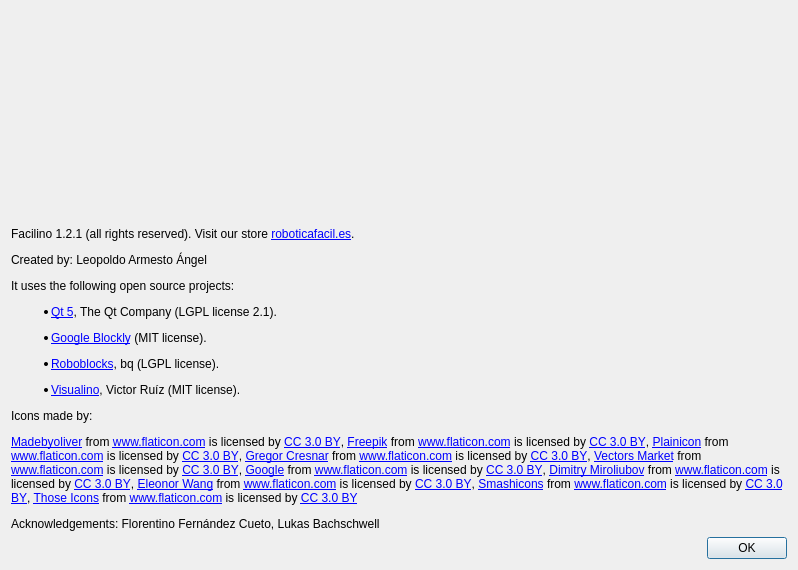
Qt form src/aboutdialog.ui (roboticafacil/facilino) before a commit.
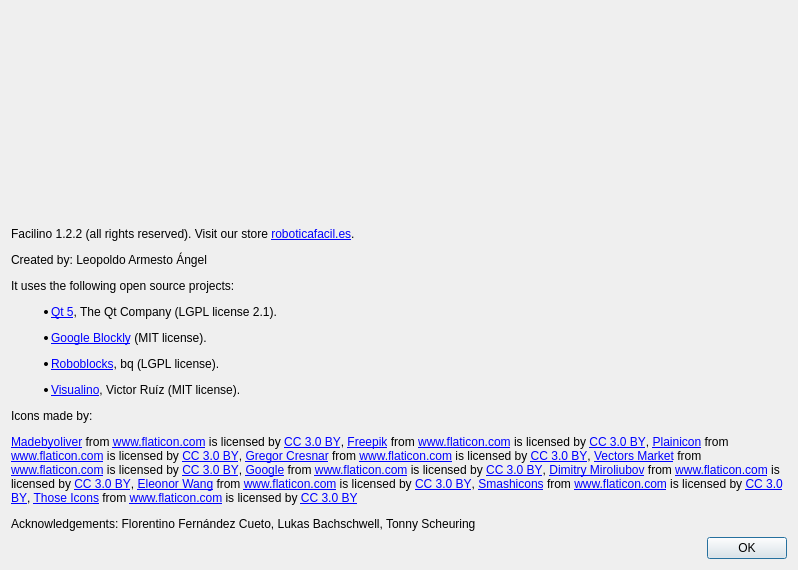
The same form after that commit. Icons and pictures are not drawn.

Diff of the .ui file:
```diff
--- a/src/aboutdialog.ui
+++ b/src/aboutdialog.ui
@@ -39,7 +39,7 @@
    <item>
     <widget class="QLabel" name="label_4">
      <property name="text">
-      <string>&lt;html&gt;&lt;head/&gt;&lt;body&gt;&lt;p&gt;Facilino 1.2.1 (all rights reserved). Visit our store &lt;a href=&quot;https://roboticafacil.es&quot;&gt;&lt;span style=&quot; text-decoration: underline; color:#0000ff;&quot;&gt;roboticafacil.es&lt;/span&gt;&lt;/a&gt;.&lt;/p&gt;&lt;p&gt;Created by: Leopoldo Armesto Ángel&lt;/p&gt;&lt;p&gt;It uses the following open source projects:&lt;/p&gt;&lt;ul style=&quot;margin-top: 0px; margin-bottom: 0px; margin-left: 0px; margin-right: 0px; -qt-list-indent: 1;&quot;&gt;&lt;li style=&quot; margin-top:12px; margin-bottom:0px; margin-left:0px; margin-right:0px; -qt-block-indent:0; text-indent:0px;&quot;&gt;&lt;a href=&quot;http://www.qt.io/&quot;&gt;&lt;span style=&quot; text-decoration: underline; color:#0000ff;&quot;&gt;Qt 5&lt;/span&gt;&lt;/a&gt;, The Qt Company (LGPL license 2.1).&lt;/li&gt;&lt;li style=&quot; margin-top:12px; margin-bottom:0px; margin-left:0px; margin-right:0px; -qt-block-indent:0; text-indent:0px;&quot;&gt;&lt;a href=&quot;https://developers.google.com/blockly/&quot;&gt;&lt;span style=&quot; text-decoration: underline; color:#0000ff;&quot;&gt;Google Blockly&lt;/span&gt;&lt;/a&gt; (MIT license).&lt;/li&gt;&lt;li style=&quot; margin-top:12px; margin-bottom:0px; margin-left:0px; margin-right:0px; -qt-block-indent:0; text-indent:0px;&quot;&gt;&lt;a href=&quot;https://github.com/bq/roboblocks&quot;&gt;&lt;span style=&quot; text-decoration: underline; color:#0000ff;&quot;&gt;Roboblocks&lt;/span&gt;&lt;/a&gt;, bq (LGPL license).&lt;/li&gt;&lt;li style=&quot; margin-top:12px; margin-bottom:0px; margin-left:0px; margin-right:0px; -qt-block-indent:0; text-indent:0px;&quot;&gt;&lt;a href=&quot;http://visualino.net&quot;&gt;&lt;span style=&quot; text-decoration: underline; color:#0000ff;&quot;&gt;Visualino&lt;/span&gt;&lt;/a&gt;, Victor Ruíz (MIT license).&lt;/li&gt;&lt;/ul&gt;&lt;p&gt;Icons made by:&lt;/p&gt;&lt;p&gt;&lt;a href=&quot; http://www.flaticon.com/authors/madebyoliver&quot;&gt;&lt;span style=&quot; text-decoration: underline; color:#0000ff;&quot;&gt;Madebyoliver&lt;/span&gt;&lt;/a&gt; from &lt;a href=&quot; http://www.flaticon.com&quot;&gt;&lt;span style=&quot; text-decoration: underline; color:#0000ff;&quot;&gt;www.flaticon.com&lt;/span&gt;&lt;/a&gt; is licensed by &lt;a href=&quot;http://creativecommons.org/licenses/by/3.0/&quot;&gt;&lt;span style=&quot; text-decoration: underline; color:#0000ff;&quot;&gt;CC 3.0 BY&lt;/span&gt;&lt;/a&gt;, &lt;a href=&quot;http://www.freepik.com&quot;&gt;&lt;span style=&quot; text-decoration: underline; color:#0000ff;&quot;&gt;Freepik&lt;/span&gt;&lt;/a&gt; from &lt;a href=&quot; http://www.flaticon.com&quot;&gt;&lt;span style=&quot; text-decoration: underline; color:#0000ff;&quot;&gt;www.flaticon.com&lt;/span&gt;&lt;/a&gt; is licensed by &lt;a href=&quot;http://creativecommons.org/licenses/by/3.0/&quot;&gt;&lt;span style=&quot; text-decoration: underline; color:#0000ff;&quot;&gt;CC 3.0 BY&lt;/span&gt;&lt;/a&gt;, &lt;a href=&quot;http://www.flaticon.com/authors/plainicon&quot;&gt;&lt;span style=&quot; text-decoration: underline; color:#0000ff;&quot;&gt;Plainicon&lt;/span&gt;&lt;/a&gt; from &lt;a href=&quot; http://www.flaticon.com&quot;&gt;&lt;span style=&quot; text-decoration: underline; color:#0000ff;&quot;&gt;www.flaticon.com&lt;/span&gt;&lt;/a&gt; is licensed by &lt;a href=&quot;http://creativecommons.org/licenses/by/3.0/&quot;&gt;&lt;span style=&quot; text-decoration: underline; color:#0000ff;&quot;&gt;CC 3.0 BY&lt;/span&gt;&lt;/a&gt;, &lt;a href=&quot;http://www.flaticon.com/authors/gregor-cresnar&quot;&gt;&lt;span style=&quot; text-decoration: underline; color:#0000ff;&quot;&gt;Gregor Cresnar&lt;/span&gt;&lt;/a&gt; from &lt;a href=&quot; http://www.flaticon.com&quot;&gt;&lt;span style=&quot; text-decoration: underline; color:#0000ff;&quot;&gt;www.flaticon.com&lt;/span&gt;&lt;/a&gt; is licensed by &lt;a href=&quot;http://creativecommons.org/licenses/by/3.0/&quot;&gt;&lt;span style=&quot; text-decoration: underline; color:#0000ff;&quot;&gt;CC 3.0 BY&lt;/span&gt;&lt;/a&gt;, &lt;a href=&quot;http://www.flaticon.com/authors/vectors-market&quot;&gt;&lt;span style=&quot; text-decoration: underline; color:#0000ff;&quot;&gt;Vectors Market&lt;/span&gt;&lt;/a&gt; from &lt;a href=&quot; http://www.flaticon.com&quot;&gt;&lt;span style=&quot; text-decoration: underline; color:#0000ff;&quot;&gt;www.flaticon.com&lt;/span&gt;&lt;/a&gt; is licensed by &lt;a href=&quot;http://creativecommons.org/licenses/by/3.0/&quot;&gt;&lt;span style=&quot; text-decoration: underline; color:#0000ff;&quot;&gt;CC 3.0 BY&lt;/span&gt;&lt;/a&gt;, &lt;a href=&quot; http://www.flaticon.com/authors/google&quot;&gt;&lt;span style=&quot; text-decoration: underline; color:#0000ff;&quot;&gt;Google&lt;/span&gt;&lt;/a&gt; from &lt;a href=&quot; http://www.flaticon.com&quot;&gt;&lt;span style=&quot; text-decoration: underline; color:#0000ff;&quot;&gt;www.flaticon.com&lt;/span&gt;&lt;/a&gt; is licensed by &lt;a href=&quot;http://creativecommons.org/licenses/by/3.0/&quot;&gt;&lt;span style=&quot; text-decoration: underline; color:#0000ff;&quot;&gt;CC 3.0 BY&lt;/span&gt;&lt;/a&gt;, &lt;a href=&quot;http://www.flaticon.com/authors/dimitry-miroliubov&quot;&gt;&lt;span style=&quot; text-decoration: underline; color:#0000ff;&quot;&gt;Dimitry Miroliubov&lt;/span&gt;&lt;/a&gt; from &lt;a href=&quot;http://www.flaticon.com&quot;&gt;&lt;span style=&quot; text-decoration: underline; color:#0000ff;&quot;&gt;www.flaticon.com&lt;/span&gt;&lt;/a&gt; is licensed by &lt;a href=&quot;http://creativecommons.org/licenses/by/3.0/&quot;&gt;&lt;span style=&quot; text-decoration: underline; color:#0000ff;&quot;&gt;CC 3.0 BY&lt;/span&gt;&lt;/a&gt;, &lt;a href=&quot; https://www.flaticon.com/authors/eleonor-wang&quot;&gt;&lt;span style=&quot; text-decoration: underline; color:#0000ff;&quot;&gt;Eleonor Wang&lt;/span&gt;&lt;/a&gt; from &lt;a href=&quot;http://www.flaticon.com&quot;&gt;&lt;span style=&quot; text-decoration: underline; color:#0000ff;&quot;&gt;www.flaticon.com&lt;/span&gt;&lt;/a&gt; is licensed by &lt;a href=&quot;http://creativecommons.org/licenses/by/3.0/&quot;&gt;&lt;span style=&quot; text-decoration: underline; color:#0000ff;&quot;&gt;CC 3.0 BY&lt;/span&gt;&lt;/a&gt;, &lt;a href=&quot;https://www.flaticon.com/authors/smashicons&quot;&gt;&lt;span style=&quot; text-decoration: underline; color:#0000ff;&quot;&gt;Smashicons&lt;/span&gt;&lt;/a&gt; from &lt;a href=&quot;http://www.flaticon.com&quot;&gt;&lt;span style=&quot; text-decoration: underline; color:#0000ff;&quot;&gt;www.flaticon.com&lt;/span&gt;&lt;/a&gt; is licensed by &lt;a href=&quot;http://creativecommons.org/licenses/by/3.0/&quot;&gt;&lt;span style=&quot; text-decoration: underline; color:#0000ff;&quot;&gt;CC 3.0 BY&lt;/span&gt;&lt;/a&gt;, &lt;a href=&quot;https://www.flaticon.com/authors/those-icons&quot;&gt;&lt;span style=&quot; text-decoration: underline; color:#0000ff;&quot;&gt;Those Icons&lt;/span&gt;&lt;/a&gt; from &lt;a href=&quot;http://www.flaticon.com&quot;&gt;&lt;span style=&quot; text-decoration: underline; color:#0000ff;&quot;&gt;www.flaticon.com&lt;/span&gt;&lt;/a&gt; is licensed by &lt;a href=&quot;http://creativecommons.org/licenses/by/3.0/&quot;&gt;&lt;span style=&quot; text-decoration: underline; color:#0000ff;&quot;&gt;CC 3.0 BY&lt;/span&gt;&lt;/a&gt;&lt;/p&gt;&lt;p&gt;Acknowledgements: Florentino Fernández Cueto, Lukas Bachschwell&lt;/p&gt;&lt;/body&gt;&lt;/html&gt;</string>
+      <string>&lt;html&gt;&lt;head/&gt;&lt;body&gt;&lt;p&gt;Facilino 1.2.2 (all rights reserved). Visit our store &lt;a href=&quot;https://roboticafacil.es&quot;&gt;&lt;span style=&quot; text-decoration: underline; color:#0000ff;&quot;&gt;roboticafacil.es&lt;/span&gt;&lt;/a&gt;.&lt;/p&gt;&lt;p&gt;Created by: Leopoldo Armesto Ángel&lt;/p&gt;&lt;p&gt;It uses the following open source projects:&lt;/p&gt;&lt;ul style=&quot;margin-top: 0px; margin-bottom: 0px; margin-left: 0px; margin-right: 0px; -qt-list-indent: 1;&quot;&gt;&lt;li style=&quot; margin-top:12px; margin-bottom:0px; margin-left:0px; margin-right:0px; -qt-block-indent:0; text-indent:0px;&quot;&gt;&lt;a href=&quot;http://www.qt.io/&quot;&gt;&lt;span style=&quot; text-decoration: underline; color:#0000ff;&quot;&gt;Qt 5&lt;/span&gt;&lt;/a&gt;, The Qt Company (LGPL license 2.1).&lt;/li&gt;&lt;li style=&quot; margin-top:12px; margin-bottom:0px; margin-left:0px; margin-right:0px; -qt-block-indent:0; text-indent:0px;&quot;&gt;&lt;a href=&quot;https://developers.google.com/blockly/&quot;&gt;&lt;span style=&quot; text-decoration: underline; color:#0000ff;&quot;&gt;Google Blockly&lt;/span&gt;&lt;/a&gt; (MIT license).&lt;/li&gt;&lt;li style=&quot; margin-top:12px; margin-bottom:0px; margin-left:0px; margin-right:0px; -qt-block-indent:0; text-indent:0px;&quot;&gt;&lt;a href=&quot;https://github.com/bq/roboblocks&quot;&gt;&lt;span style=&quot; text-decoration: underline; color:#0000ff;&quot;&gt;Roboblocks&lt;/span&gt;&lt;/a&gt;, bq (LGPL license).&lt;/li&gt;&lt;li style=&quot; margin-top:12px; margin-bottom:0px; margin-left:0px; margin-right:0px; -qt-block-indent:0; text-indent:0px;&quot;&gt;&lt;a href=&quot;http://visualino.net&quot;&gt;&lt;span style=&quot; text-decoration: underline; color:#0000ff;&quot;&gt;Visualino&lt;/span&gt;&lt;/a&gt;, Victor Ruíz (MIT license).&lt;/li&gt;&lt;/ul&gt;&lt;p&gt;Icons made by:&lt;/p&gt;&lt;p&gt;&lt;a href=&quot; http://www.flaticon.com/authors/madebyoliver&quot;&gt;&lt;span style=&quot; text-decoration: underline; color:#0000ff;&quot;&gt;Madebyoliver&lt;/span&gt;&lt;/a&gt; from &lt;a href=&quot; http://www.flaticon.com&quot;&gt;&lt;span style=&quot; text-decoration: underline; color:#0000ff;&quot;&gt;www.flaticon.com&lt;/span&gt;&lt;/a&gt; is licensed by &lt;a href=&quot;http://creativecommons.org/licenses/by/3.0/&quot;&gt;&lt;span style=&quot; text-decoration: underline; color:#0000ff;&quot;&gt;CC 3.0 BY&lt;/span&gt;&lt;/a&gt;, &lt;a href=&quot;http://www.freepik.com&quot;&gt;&lt;span style=&quot; text-decoration: underline; color:#0000ff;&quot;&gt;Freepik&lt;/span&gt;&lt;/a&gt; from &lt;a href=&quot; http://www.flaticon.com&quot;&gt;&lt;span style=&quot; text-decoration: underline; color:#0000ff;&quot;&gt;www.flaticon.com&lt;/span&gt;&lt;/a&gt; is licensed by &lt;a href=&quot;http://creativecommons.org/licenses/by/3.0/&quot;&gt;&lt;span style=&quot; text-decoration: underline; color:#0000ff;&quot;&gt;CC 3.0 BY&lt;/span&gt;&lt;/a&gt;, &lt;a href=&quot;http://www.flaticon.com/authors/plainicon&quot;&gt;&lt;span style=&quot; text-decoration: underline; color:#0000ff;&quot;&gt;Plainicon&lt;/span&gt;&lt;/a&gt; from &lt;a href=&quot; http://www.flaticon.com&quot;&gt;&lt;span style=&quot; text-decoration: underline; color:#0000ff;&quot;&gt;www.flaticon.com&lt;/span&gt;&lt;/a&gt; is licensed by &lt;a href=&quot;http://creativecommons.org/licenses/by/3.0/&quot;&gt;&lt;span style=&quot; text-decoration: underline; color:#0000ff;&quot;&gt;CC 3.0 BY&lt;/span&gt;&lt;/a&gt;, &lt;a href=&quot;http://www.flaticon.com/authors/gregor-cresnar&quot;&gt;&lt;span style=&quot; text-decoration: underline; color:#0000ff;&quot;&gt;Gregor Cresnar&lt;/span&gt;&lt;/a&gt; from &lt;a href=&quot; http://www.flaticon.com&quot;&gt;&lt;span style=&quot; text-decoration: underline; color:#0000ff;&quot;&gt;www.flaticon.com&lt;/span&gt;&lt;/a&gt; is licensed by &lt;a href=&quot;http://creativecommons.org/licenses/by/3.0/&quot;&gt;&lt;span style=&quot; text-decoration: underline; color:#0000ff;&quot;&gt;CC 3.0 BY&lt;/span&gt;&lt;/a&gt;, &lt;a href=&quot;http://www.flaticon.com/authors/vectors-market&quot;&gt;&lt;span style=&quot; text-decoration: underline; color:#0000ff;&quot;&gt;Vectors Market&lt;/span&gt;&lt;/a&gt; from &lt;a href=&quot; http://www.flaticon.com&quot;&gt;&lt;span style=&quot; text-decoration: underline; color:#0000ff;&quot;&gt;www.flaticon.com&lt;/span&gt;&lt;/a&gt; is licensed by &lt;a href=&quot;http://creativecommons.org/licenses/by/3.0/&quot;&gt;&lt;span style=&quot; text-decoration: underline; color:#0000ff;&quot;&gt;CC 3.0 BY&lt;/span&gt;&lt;/a&gt;, &lt;a href=&quot; http://www.flaticon.com/authors/google&quot;&gt;&lt;span style=&quot; text-decoration: underline; color:#0000ff;&quot;&gt;Google&lt;/span&gt;&lt;/a&gt; from &lt;a href=&quot; http://www.flaticon.com&quot;&gt;&lt;span style=&quot; text-decoration: underline; color:#0000ff;&quot;&gt;www.flaticon.com&lt;/span&gt;&lt;/a&gt; is licensed by &lt;a href=&quot;http://creativecommons.org/licenses/by/3.0/&quot;&gt;&lt;span style=&quot; text-decoration: underline; color:#0000ff;&quot;&gt;CC 3.0 BY&lt;/span&gt;&lt;/a&gt;, &lt;a href=&quot;http://www.flaticon.com/authors/dimitry-miroliubov&quot;&gt;&lt;span style=&quot; text-decoration: underline; color:#0000ff;&quot;&gt;Dimitry Miroliubov&lt;/span&gt;&lt;/a&gt; from &lt;a href=&quot;http://www.flaticon.com&quot;&gt;&lt;span style=&quot; text-decoration: underline; color:#0000ff;&quot;&gt;www.flaticon.com&lt;/span&gt;&lt;/a&gt; is licensed by &lt;a href=&quot;http://creativecommons.org/licenses/by/3.0/&quot;&gt;&lt;span style=&quot; text-decoration: underline; color:#0000ff;&quot;&gt;CC 3.0 BY&lt;/span&gt;&lt;/a&gt;, &lt;a href=&quot; https://www.flaticon.com/authors/eleonor-wang&quot;&gt;&lt;span style=&quot; text-decoration: underline; color:#0000ff;&quot;&gt;Eleonor Wang&lt;/span&gt;&lt;/a&gt; from &lt;a href=&quot;http://www.flaticon.com&quot;&gt;&lt;span style=&quot; text-decoration: underline; color:#0000ff;&quot;&gt;www.flaticon.com&lt;/span&gt;&lt;/a&gt; is licensed by &lt;a href=&quot;http://creativecommons.org/licenses/by/3.0/&quot;&gt;&lt;span style=&quot; text-decoration: underline; color:#0000ff;&quot;&gt;CC 3.0 BY&lt;/span&gt;&lt;/a&gt;, &lt;a href=&quot;https://www.flaticon.com/authors/smashicons&quot;&gt;&lt;span style=&quot; text-decoration: underline; color:#0000ff;&quot;&gt;Smashicons&lt;/span&gt;&lt;/a&gt; from &lt;a href=&quot;http://www.flaticon.com&quot;&gt;&lt;span style=&quot; text-decoration: underline; color:#0000ff;&quot;&gt;www.flaticon.com&lt;/span&gt;&lt;/a&gt; is licensed by &lt;a href=&quot;http://creativecommons.org/licenses/by/3.0/&quot;&gt;&lt;span style=&quot; text-decoration: underline; color:#0000ff;&quot;&gt;CC 3.0 BY&lt;/span&gt;&lt;/a&gt;, &lt;a href=&quot;https://www.flaticon.com/authors/those-icons&quot;&gt;&lt;span style=&quot; text-decoration: underline; color:#0000ff;&quot;&gt;Those Icons&lt;/span&gt;&lt;/a&gt; from &lt;a href=&quot;http://www.flaticon.com&quot;&gt;&lt;span style=&quot; text-decoration: underline; color:#0000ff;&quot;&gt;www.flaticon.com&lt;/span&gt;&lt;/a&gt; is licensed by &lt;a href=&quot;http://creativecommons.org/licenses/by/3.0/&quot;&gt;&lt;span style=&quot; text-decoration: underline; color:#0000ff;&quot;&gt;CC 3.0 BY&lt;/span&gt;&lt;/a&gt;&lt;/p&gt;&lt;p&gt;Acknowledgements: Florentino Fernández Cueto, Lukas Bachschwell, Tonny Scheuring&lt;/p&gt;&lt;/body&gt;&lt;/html&gt;</string>
      </property>
      <property name="wordWrap">
       <bool>true</bool>
```
